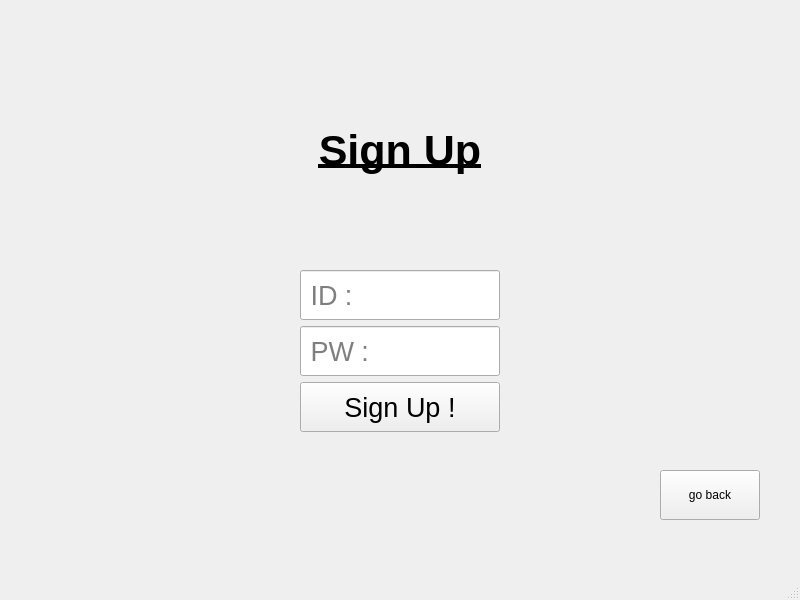
Old version of the form signupscene.ui in the repository U-Keun/Qt_Account_Project.
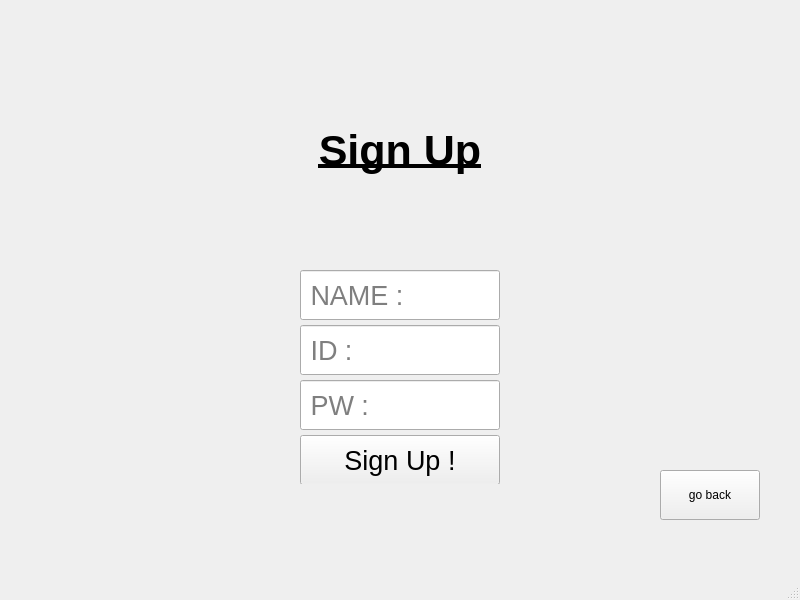
New version of the form.

```diff
--- a/signupscene.ui
+++ b/signupscene.ui
@@ -20,10 +20,38 @@
       <x>300</x>
       <y>270</y>
       <width>202</width>
-      <height>165</height>
+      <height>214</height>
      </rect>
     </property>
     <layout class="QVBoxLayout" name="verticalLayout">
+     <item>
+      <widget class="QLineEdit" name="nameInput">
+       <property name="minimumSize">
+        <size>
+         <width>200</width>
+         <height>50</height>
+        </size>
+       </property>
+       <property name="maximumSize">
+        <size>
+         <width>200</width>
+         <height>50</height>
+        </size>
+       </property>
+       <property name="font">
+        <font>
+         <family>Arial</family>
+         <pointsize>20</pointsize>
+        </font>
+       </property>
+       <property name="text">
+        <string/>
+       </property>
+       <property name="placeholderText">
+        <string> NAME :</string>
+       </property>
+      </widget>
+     </item>
      <item>
       <widget class="QLineEdit" name="IdInput">
        <property name="minimumSize">
```
Left out of the diff: 2 changed lines with no effect on the pictures.
